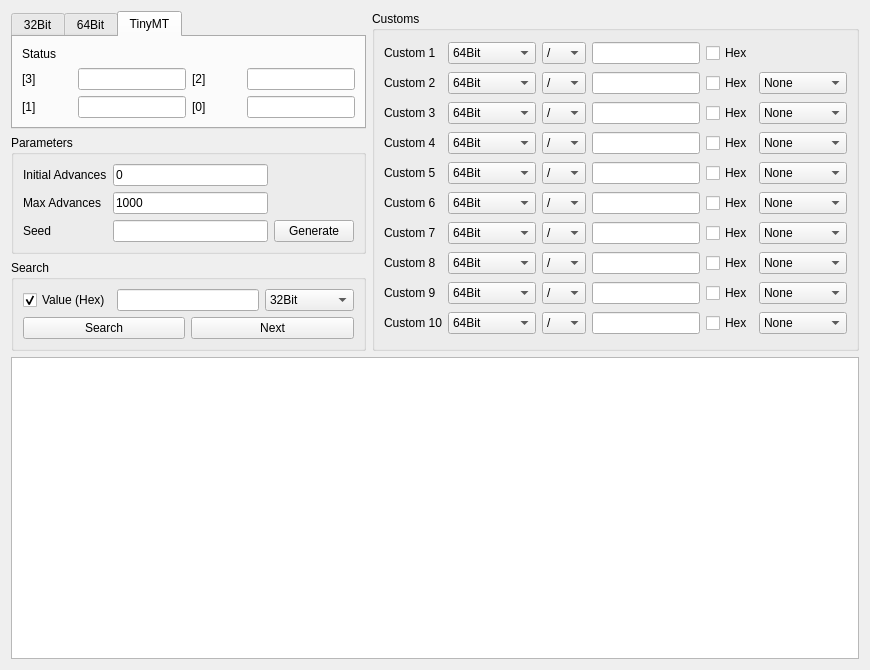
Qt form Source/Forms/Util/Researcher.ui (Admiral-Fish/PokeFinder) before a commit.
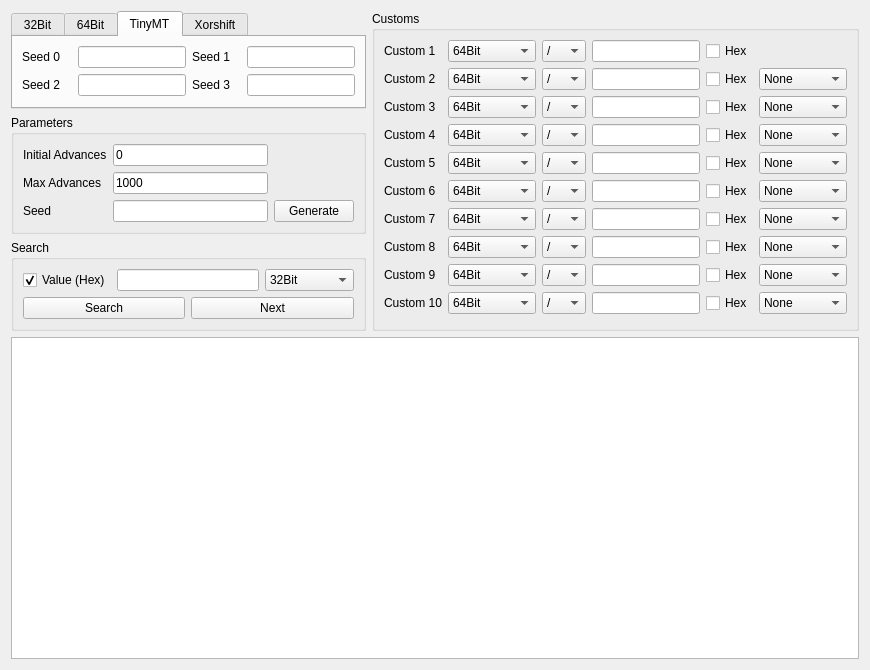
The same form after that commit. The open tabs and pages were chosen to show the change. Custom widgets are drawn as their Qt base class.

Commit message: Add BDSP rngs to Researcher

Patch:
```diff
--- a/Source/Forms/Util/Researcher.ui
+++ b/Source/Forms/Util/Researcher.ui
@@ -99,37 +99,6 @@
        <string>TinyMT</string>
       </attribute>
       <layout class="QGridLayout" name="gridLayout_3">
-       <item row="0" column="0" colspan="2">
-        <widget class="QLabel" name="labelStatus">
-         <property name="text">
-          <string>Status</string>
-         </property>
-        </widget>
-       </item>
-       <item row="1" column="0">
-        <widget class="QLabel" name="labelStatus3">
-         <property name="text">
-          <string notr="true">[3]</string>
-         </property>
-        </widget>
-       </item>
-       <item row="1" column="1">
-        <widget class="TextBox" name="textBoxStatus3">
-         <property name="sizePolicy">
-          <sizepolicy hsizetype="Preferred" vsizetype="Fixed">
-           <horstretch>0</horstretch>
-           <verstretch>0</verstretch>
-          </sizepolicy>
-         </property>
-        </widget>
-       </item>
-       <item row="1" column="2">
-        <widget class="QLabel" name="labelStatus2">
-         <property name="text">
-          <string notr="true">[2]</string>
-         </property>
-        </widget>
-       </item>
        <item row="1" column="3">
         <widget class="TextBox" name="textBoxStatus2">
          <property name="sizePolicy">
@@ -140,15 +109,15 @@
          </property>
         </widget>
        </item>
-       <item row="2" column="0">
-        <widget class="QLabel" name="labelStatus1">
+       <item row="1" column="2">
+        <widget class="QLabel" name="labelTinyMTSeed3">
          <property name="text">
-          <string notr="true">[1]</string>
+          <string notr="true">Seed 3</string>
          </property>
         </widget>
        </item>
-       <item row="2" column="1">
-        <widget class="TextBox" name="textBoxStatus1">
+       <item row="0" column="1">
+        <widget class="TextBox" name="textBoxTinyMTSeed0">
          <property name="sizePolicy">
           <sizepolicy hsizetype="Preferred" vsizetype="Fixed">
            <horstretch>0</horstretch>
@@ -157,15 +126,29 @@
          </property>
         </widget>
        </item>
-       <item row="2" column="2">
-        <widget class="QLabel" name="labelStatus0">
+       <item row="0" column="2">
+        <widget class="QLabel" name="labelTinyMTSeed1">
          <property name="text">
-          <string notr="true">[0]</string>
+          <string notr="true">Seed 1</string>
          </property>
         </widget>
        </item>
-       <item row="2" column="3">
-        <widget class="TextBox" name="textBoxStatus0">
+       <item row="1" column="0">
+        <widget class="QLabel" name="labelTinyMTSeed2">
+         <property name="text">
+          <string notr="true">Seed 2</string>
+         </property>
+        </widget>
+       </item>
+       <item row="0" column="0">
+        <widget class="QLabel" name="labelTinyMTSeed0">
+         <property name="text">
+          <string notr="true">Seed 0</string>
+         </property>
+        </widget>
+       </item>
+       <item row="1" column="1">
+        <widget class="TextBox" name="textBoxTinyMTSeed2">
          <property name="sizePolicy">
           <sizepolicy hsizetype="Preferred" vsizetype="Fixed">
            <horstretch>0</horstretch>
@@ -173,6 +156,43 @@
           </sizepolicy>
          </property>
         </widget>
+       </item>
+       <item row="0" column="3">
+        <widget class="TextBox" name="textBoxTinyMTSeed1">
+         <property name="sizePolicy">
+          <sizepolicy hsizetype="Preferred" vsizetype="Fixed">
+           <horstretch>0</horstretch>
+           <verstretch>0</verstretch>
+          </sizepolicy>
+         </property>
+        </widget>
+       </item>
+      </layout>
+     </widget>
+     <widget class="QWidget" name="tabXorshift">
+      <attribute name="title">
+       <string>Xorshift</string>
+      </attribute>
+      <layout class="QGridLayout" name="gridLayout_8">
+       <item row="0" column="0">
+        <widget class="QLabel" name="labelXorshiftSeed0">
+         <property name="text">
+          <string>Seed 0</string>
+         </property>
+        </widget>
+       </item>
+       <item row="0" column="1">
+        <widget class="TextBox" name="textBoxXorshiftSeed0"/>
+       </item>
+       <item row="1" column="0">
+        <widget class="QLabel" name="labelXorshiftSeed1">
+         <property name="text">
+          <string>Seed 1</string>
+         </property>
+        </widget>
+       </item>
+       <item row="1" column="1">
+        <widget class="TextBox" name="textBoxXorshiftSeed1"/>
        </item>
       </layout>
      </widget>
```
Left out of the diff: 17 changed lines with no effect on the pictures. The commit also changes 2 other files.
